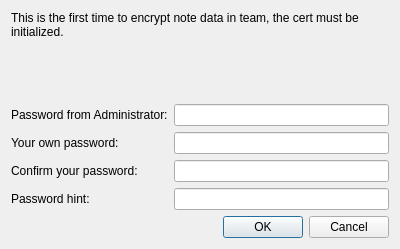
Before: the Qt Designer form src/ui/WizInitBizCertDialog.ui in WizTeam/WizQTClient, drawn with Qt 5.
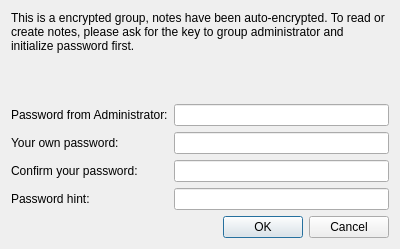
After: the same form once the commit is applied.

What changed in the file:
```diff
--- a/src/ui/WizInitBizCertDialog.ui
+++ b/src/ui/WizInitBizCertDialog.ui
@@ -19,7 +19,7 @@
      <item>
       <widget class="QLabel" name="label_5">
        <property name="text">
-        <string>This is the first time to encrypt note data in team, the cert must be initialized.</string>
+        <string>This is a encrypted group, notes have been auto-encrypted. To read or create notes, please ask for the key to group administrator and initialize password first.</string>
        </property>
        <property name="wordWrap">
         <bool>true</bool>
```
Lines whose indentation alone changed are shown as unchanged.
